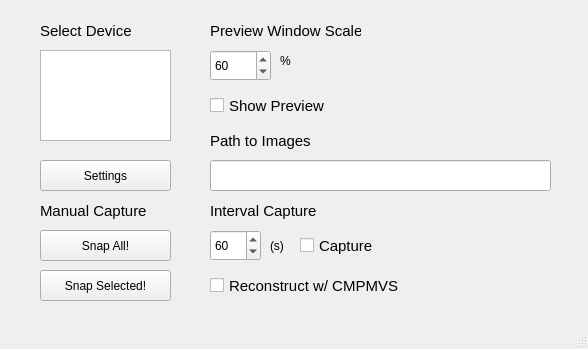
First picture: the form in ui/main.ui, repository node-/CameraWorkbench, before the edit.
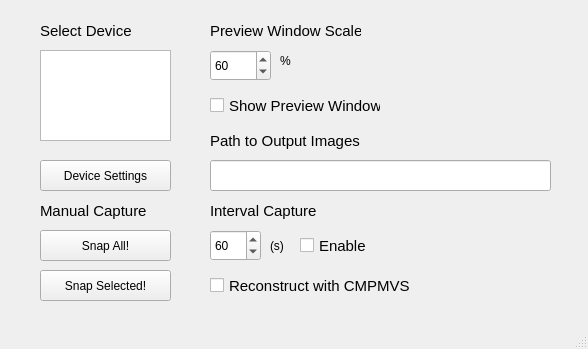
Second picture: the form after the edit.

What changed in the file:
```diff
--- a/ui/main.ui
+++ b/ui/main.ui
@@ -24,7 +24,7 @@
      </rect>
     </property>
     <property name="text">
-     <string>Settings</string>
+     <string>Device Settings</string>
     </property>
    </widget>
    <widget class="QLabel" name="label_2">
@@ -60,7 +60,7 @@
      </font>
     </property>
     <property name="text">
-     <string>Path to Images</string>
+     <string>Path to Output Images</string>
     </property>
    </widget>
    <widget class="QLineEdit" name="capturePath">
@@ -169,7 +169,7 @@
      </font>
     </property>
     <property name="text">
-     <string>Capture</string>
+     <string>Enable</string>
     </property>
    </widget>
    <widget class="QSpinBox" name="intervalSpinBox">
@@ -219,7 +219,7 @@
      <rect>
       <x>210</x>
       <y>90</y>
-      <width>121</width>
+      <width>171</width>
       <height>31</height>
      </rect>
     </property>
@@ -229,7 +229,7 @@
      </font>
     </property>
     <property name="text">
-     <string>Show Preview</string>
+     <string>Show Preview Window</string>
     </property>
    </widget>
    <widget class="QLabel" name="label_8">
@@ -268,7 +268,7 @@
      <rect>
       <x>210</x>
       <y>270</y>
-      <width>191</width>
+      <width>201</width>
       <height>31</height>
      </rect>
     </property>
@@ -278,7 +278,10 @@
      </font>
     </property>
     <property name="text">
-     <string>Reconstruct w/ CMPMVS</string>
+     <string>Reconstruct with CMPMVS</string>
+    </property>
+    <property name="checkable">
+     <bool>false</bool>
     </property>
    </widget>
   </widget>
```
